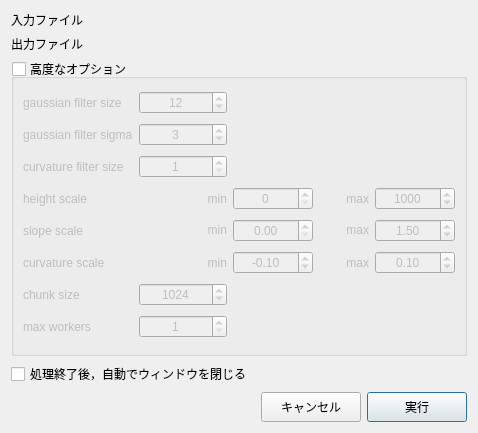
MIERUNE/csmap-qgis-plugin, file dem_to_csmap.ui: the form before one commit.
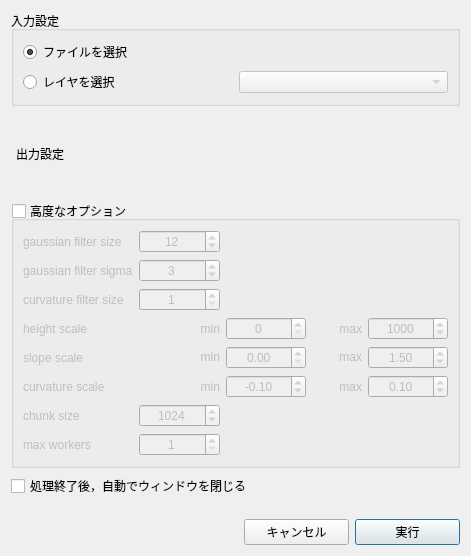
The form after the commit. Custom widgets are drawn as their Qt base class.

Commit message: レイヤパネルのレイヤを選択可能にする

What changed in the file:
```diff
--- a/dem_to_csmap.ui
+++ b/dem_to_csmap.ui
@@ -6,8 +6,8 @@
    <rect>
     <x>0</x>
     <y>0</y>
-    <width>478</width>
-    <height>433</height>
+    <width>471</width>
+    <height>556</height>
    </rect>
   </property>
   <property name="windowTitle">
@@ -15,80 +15,140 @@
   </property>
   <layout class="QVBoxLayout" name="verticalLayout">
    <item>
-    <layout class="QGridLayout" name="gridLayout_2">
-     <item row="0" column="1">
-      <widget class="QgsFileWidget" name="mQgsFileWidget_input">
-       <property name="sizePolicy">
-        <sizepolicy hsizetype="Preferred" vsizetype="Preferred">
-         <horstretch>0</horstretch>
-         <verstretch>0</verstretch>
-        </sizepolicy>
-       </property>
-       <property name="minimumSize">
-        <size>
-         <width>0</width>
-         <height>0</height>
-        </size>
-       </property>
-      </widget>
-     </item>
+    <widget class="QGroupBox" name="groupBox_2">
+     <property name="title">
+      <string>入力設定</string>
+     </property>
+     <layout class="QVBoxLayout" name="verticalLayout_3">
+      <item>
+       <layout class="QGridLayout" name="gridLayout_2">
+        <property name="leftMargin">
+         <number>0</number>
+        </property>
+        <property name="topMargin">
+         <number>0</number>
+        </property>
+        <property name="bottomMargin">
+         <number>0</number>
+        </property>
+        <item row="0" column="0">
+         <widget class="QRadioButton" name="rbtn_select_file">
+          <property name="minimumSize">
+           <size>
+            <width>130</width>
+            <height>0</height>
+           </size>
+          </property>
+          <property name="text">
+           <string>ファイルを選択</string>
+          </property>
+          <property name="checked">
+           <bool>true</bool>
+          </property>
+         </widget>
+        </item>
+        <item row="0" column="1">
+         <widget class="QgsFileWidget" name="mQgsFileWidget_input">
+          <property name="enabled">
+           <bool>true</bool>
+          </property>
+          <property name="sizePolicy">
+           <sizepolicy hsizetype="Minimum" vsizetype="Preferred">
+            <horstretch>0</horstretch>
+            <verstretch>0</verstretch>
+           </sizepolicy>
+          </property>
+          <property name="minimumSize">
+           <size>
+            <width>200</width>
+            <height>0</height>
+           </size>
+          </property>
+         </widget>
+        </item>
+        <item row="1" column="0">
+         <widget class="QRadioButton" name="rbtn_select_mLayer">
+          <property name="minimumSize">
+           <size>
+            <width>130</width>
+            <height>0</height>
+           </size>
+          </property>
+          <property name="text">
+           <string>レイヤを選択</string>
+          </property>
+         </widget>
+        </item>
+        <item row="1" column="1">
+         <widget class="QgsMapLayerComboBox" name="mLayerCB_input">
+          <property name="enabled">
+           <bool>false</bool>
+          </property>
+          <property name="minimumSize">
+           <size>
+            <width>200</width>
+            <height>0</height>
+           </size>
+          </property>
+         </widget>
+        </item>
+       </layout>
+      </item>
+     </layout>
+    </widget>
+   </item>
+   <item>
+    <layout class="QGridLayout" name="gridLayout_3">
+     <property name="leftMargin">
+      <number>5</number>
+     </property>
+     <property name="topMargin">
+      <number>15</number>
+     </property>
+     <property name="rightMargin">
+      <number>5</number>
+     </property>
+     <property name="bottomMargin">
+      <number>15</number>
+     </property>
      <item row="0" column="0">
-      <widget class="QLabel" name="label">
+      <widget class="QLabel" name="label_18">
        <property name="sizePolicy">
-        <sizepolicy hsizetype="Preferred" vsizetype="Preferred">
+        <sizepolicy hsizetype="Minimum" vsizetype="Preferred">
          <horstretch>0</horstretch>
          <verstretch>0</verstretch>
         </sizepolicy>
        </property>
        <property name="minimumSize">
         <size>
-         <width>0</width>
+         <width>85</width>
          <height>0</height>
         </size>
        </property>
        <property name="text">
-        <string>入力ファイル</string>
+        <string>出力設定</string>
        </property>
        <property name="alignment">
         <set>Qt::AlignLeading|Qt::AlignLeft|Qt::AlignVCenter</set>
        </property>
       </widget>
      </item>
-     <item row="1" column="1">
+     <item row="0" column="1">
       <widget class="QgsFileWidget" name="mQgsFileWidget_output">
        <property name="sizePolicy">
-        <sizepolicy hsizetype="Preferred" vsizetype="Preferred">
+        <sizepolicy hsizetype="Minimum" vsizetype="Preferred">
          <horstretch>0</horstretch>
          <verstretch>0</verstretch>
         </sizepolicy>
        </property>
        <property name="minimumSize">
         <size>
-         <width>0</width>
+         <width>200</width>
          <height>0</height>
         </size>
        </property>
-      </widget>
-     </item>
-     <item row="1" column="0">
-      <widget class="QLabel" name="label_2">
-       <property name="sizePolicy">
-        <sizepolicy hsizetype="Preferred" vsizetype="Preferred">
-         <horstretch>0</horstretch>
-         <verstretch>0</verstretch>
-        </sizepolicy>
-       </property>
-       <property name="minimumSize">
-        <size>
-         <width>0</width>
-         <height>0</height>
-        </size>
-       </property>
-       <property name="text">
-        <string>出力ファイル</string>
-       </property>
-       <property name="alignment">
-        <set>Qt::AlignLeading|Qt::AlignLeft|Qt::AlignVCenter</set>
+       <property name="storageMode">
+        <enum>QgsFileWidget::GetDirectory</enum>
        </property>
       </widget>
      </item>
@@ -97,7 +157,7 @@
    <item>
     <widget class="QGroupBox" name="groupBox">
      <property name="sizePolicy">
-      <sizepolicy hsizetype="Preferred" vsizetype="Expanding">
+      <sizepolicy hsizetype="Preferred" vsizetype="Preferred">
        <horstretch>0</horstretch>
        <verstretch>0</verstretch>
       </sizepolicy>
@@ -518,6 +578,9 @@
    </item>
    <item>
     <layout class="QHBoxLayout" name="horizontalLayout_3">
+     <property name="topMargin">
+      <number>15</number>
+     </property>
      <item>
       <spacer name="horizontalSpacer">
        <property name="orientation">
@@ -535,14 +598,8 @@
       <widget class="QPushButton" name="pushButton_cancel">
        <property name="minimumSize">
         <size>
-         <width>100</width>
-         <height>30</height>
-        </size>
-       </property>
-       <property name="maximumSize">
-        <size>
-         <width>100</width>
-         <height>30</height>
+         <width>105</width>
+         <height>0</height>
         </size>
        </property>
        <property name="text">
@@ -555,27 +612,21 @@
      </item>
      <item>
       <widget class="QPushButton" name="pushButton_run">
-       <property name="sizePolicy">
-        <sizepolicy hsizetype="Minimum" vsizetype="Fixed">
-         <horstretch>0</horstretch>
-         <verstretch>0</verstretch>
-        </sizepolicy>
-       </property>
        <property name="minimumSize">
         <size>
-         <width>100</width>
+         <width>105</width>
          <height>0</height>
         </size>
        </property>
-       <property name="maximumSize">
-        <size>
-         <width>100</width>
-         <height>30</height>
-        </size>
-       </property>
        <property name="text">
         <string>実行</string>
        </property>
+       <property name="autoDefault">
+        <bool>false</bool>
+       </property>
+       <property name="default">
+        <bool>true</bool>
+       </property>
       </widget>
      </item>
     </layout>
@@ -588,6 +639,11 @@
    <extends>QWidget</extends>
    <header>qgsfilewidget.h</header>
   </customwidget>
+  <customwidget>
+   <class>QgsMapLayerComboBox</class>
+   <extends>QComboBox</extends>
+   <header>qgsmaplayercombobox.h</header>
+  </customwidget>
  </customwidgets>
  <resources/>
  <connections/>
```
Left out of the diff: 599 changed lines with no effect on the pictures. The commit also changes 1 other file.
